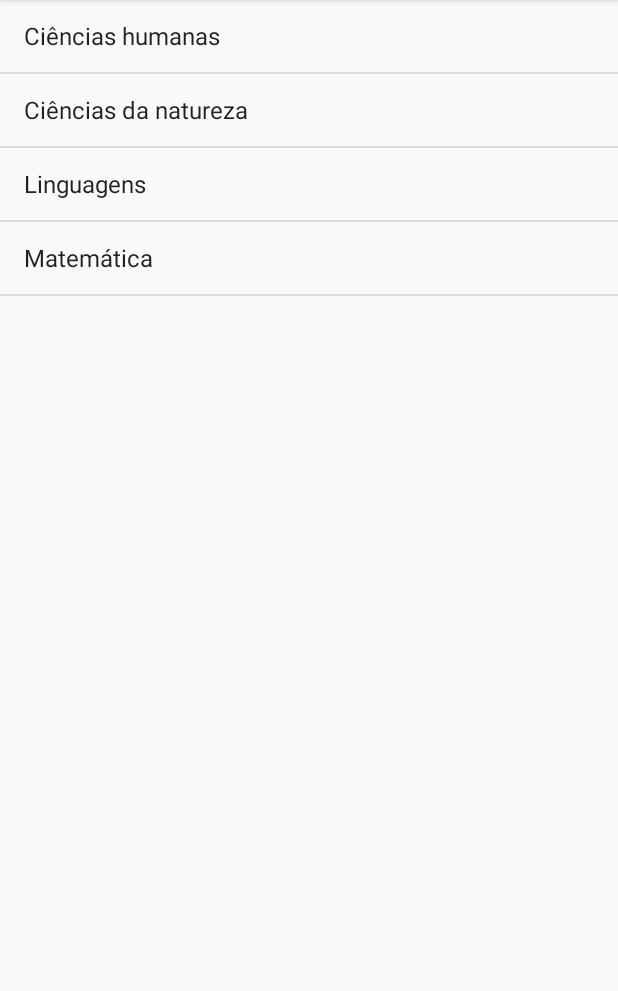
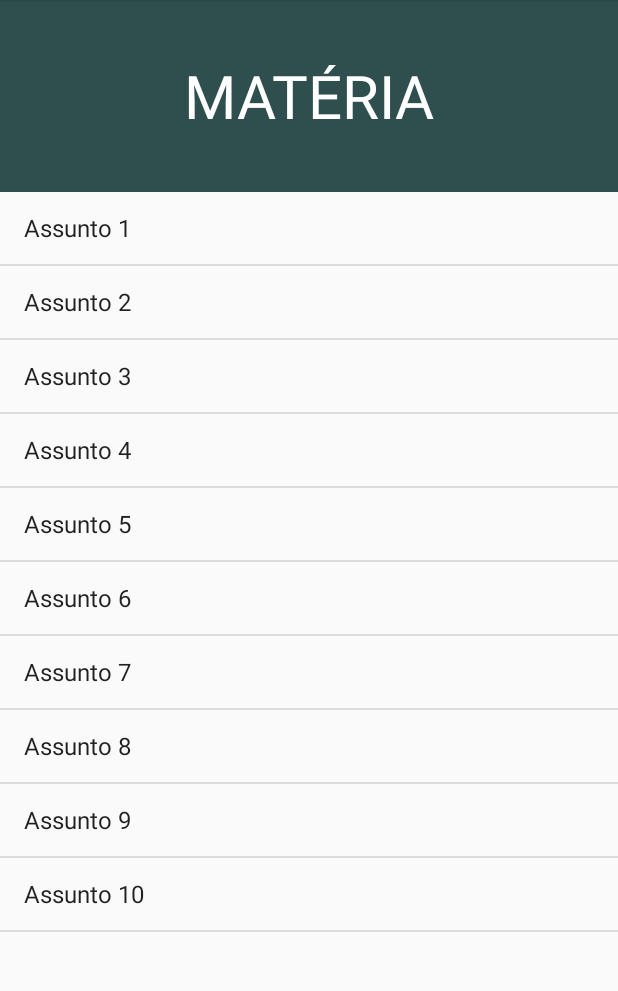
Before and after one commit to whyndson/ProjetoAndroid, an Android app: the screen it shows after launch (MainActivity before the commit, Main2Activity after it), in the options menu, after a tap on "Agenda", on a phone screen of 412 x 824 dp, the part 84-1075 px from its top. Run offline under Robolectric (Android 15) with nearby library versions, the light colour scheme and no system bars.

Commit message:
commit dnv

```diff
--- a/app/src/main/AndroidManifest.xml
+++ b/app/src/main/AndroidManifest.xml
@@ -9,6 +9,7 @@
         android:roundIcon="@mipmap/ic_launcher_round"
         android:supportsRtl="true"
         android:theme="@style/AppTheme">
+        <activity android:name=".Main2Activity"></activity>
         <activity android:name=".MainActivity">
             <intent-filter>
                 <action android:name="android.intent.action.MAIN" />
--- /dev/null
+++ b/app/src/main/java/com/example/rotina/Main2Activity.java
@@ -0,0 +1,34 @@
+package com.example.rotina;
+
+import androidx.appcompat.app.AppCompatActivity;
+
+import android.os.Bundle;
+import android.view.Menu;
+import android.widget.ArrayAdapter;
+import android.widget.ListView;
+
+import java.util.List;
+
+public class Main2Activity extends AppCompatActivity {
+
+    private static final String[] campos = {"Assunto 1","Assunto 2","Assunto 3","Assunto 4","Assunto 5","Assunto 6","Assunto 7","Assunto 8","Assunto 9","Assunto 10"};
+
+    @Override
+    protected void onCreate(Bundle savedInstanceState) {
+        super.onCreate(savedInstanceState);
+        setContentView(R.layout.activity_main2);
+
+        ArrayAdapter adapter = new ArrayAdapter(this, android.R.layout.simple_list_item_1, campos);
+
+        ListView listView = findViewById(R.id.list_assuntos);
+        listView.setAdapter(adapter);
+
+        registerForContextMenu(listView);
+    }
+
+    @Override
+    public boolean onCreateOptionsMenu(Menu menu) {
+        getMenuInflater().inflate(R.menu.options_menu, menu);
+        return super.onCreateOptionsMenu(menu);
+    }
+}
--- a/app/src/main/java/com/example/rotina/MainActivity.java
+++ b/app/src/main/java/com/example/rotina/MainActivity.java
@@ -2,13 +2,17 @@ package com.example.rotina;
 
 import androidx.appcompat.app.AppCompatActivity;
 
+import android.content.Intent;
 import android.os.Bundle;
 import android.view.ContextMenu;
 import android.view.Menu;
 import android.view.MenuInflater;
 import android.view.View;
+import android.widget.AdapterView;
 import android.widget.ArrayAdapter;
 import android.widget.ListView;
+
+import java.util.ArrayList;
 
 public class MainActivity extends AppCompatActivity {
 
@@ -25,6 +29,17 @@ public class MainActivity extends AppCompatActivity {
         listView.setAdapter(adapter);
 
         registerForContextMenu(listView);
+
+        listView.setOnItemClickListener(new AdapterView.OnItemClickListener() {
+            @Override
+            public void onItemClick(AdapterView<?> adapterView, View view, int i, long l) {
+                if(campos[i].equalsIgnoreCase("linguagens")){
+                    Intent intent = new Intent(getBaseContext(),Main2Activity.class);
+                    startActivity(intent);
+                    finish();
+                }
+            }
+        });
     }
 
     @Override
--- a/app/src/main/res/layout/activity_main.xml
+++ b/app/src/main/res/layout/activity_main.xml
@@ -1,5 +1,5 @@
 <?xml version="1.0" encoding="utf-8"?>
-<androidx.constraintlayout.widget.ConstraintLayout xmlns:android="http://schemas.android.com/apk/res/android"
+<LinearLayout xmlns:android="http://schemas.android.com/apk/res/android"
     xmlns:app="http://schemas.android.com/apk/res-auto"
     xmlns:tools="http://schemas.android.com/tools"
     android:layout_width="match_parent"
@@ -12,4 +12,5 @@
         android:layout_height="match_parent">
     </ListView>
 
-</androidx.constraintlayout.widget.ConstraintLayout>
+
+</LinearLayout>
--- /dev/null
+++ b/app/src/main/res/layout/activity_main2.xml
@@ -0,0 +1,33 @@
+<?xml version="1.0" encoding="utf-8"?>
+<LinearLayout xmlns:android="http://schemas.android.com/apk/res/android"
+    xmlns:app="http://schemas.android.com/apk/res-auto"
+    xmlns:tools="http://schemas.android.com/tools"
+    android:layout_width="match_parent"
+    android:layout_height="match_parent"
+    android:orientation="vertical"
+    tools:context=".Main2Activity">
+
+    <LinearLayout
+        android:layout_width="match_parent"
+        android:layout_height="0dp"
+        android:background="#2f4f4f"
+        android:layout_weight="1">
+        <TextView
+            android:id="@+id/materia"
+            android:layout_width="match_parent"
+            android:layout_height="match_parent"
+            android:gravity="center"
+            android:textSize="40sp"
+            android:textColor="#ffffff"
+            android:text="MATÉRIA"/>
+    </LinearLayout>
+
+    <ListView
+        android:id="@+id/list_assuntos"
+        android:layout_width="match_parent"
+        android:layout_height="0dp"
+        android:layout_weight="5">
+
+    </ListView>
+
+</LinearLayout>
```
Also changed, not shown: 1 other file.
